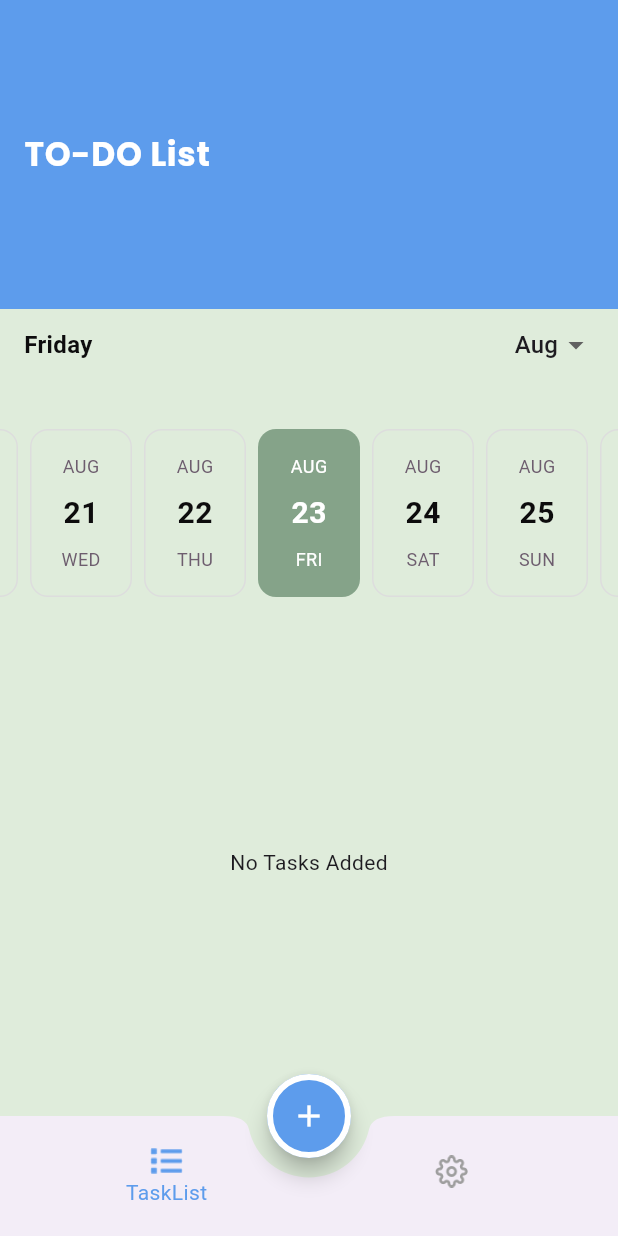
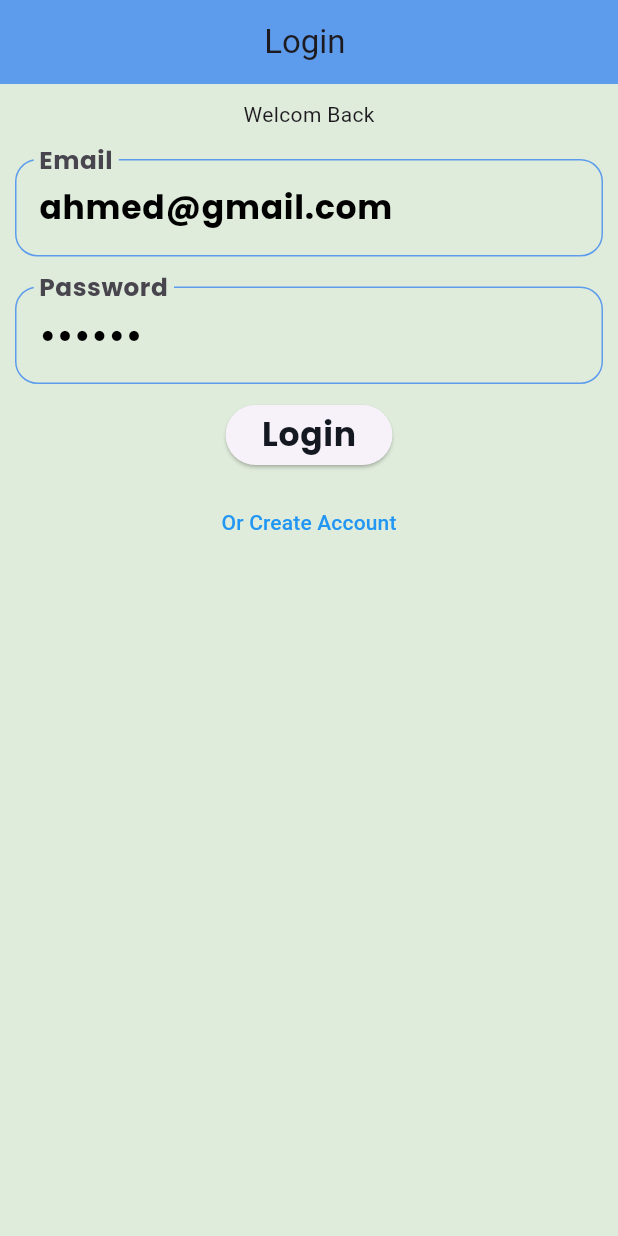
Before and after one commit to Ahmed4r/TODO, a Flutter app: the screen it shows after launch, on a phone screen of 412 x 824 dp. Run offline on Flutter 3.47's test engine with Material 3 defaults, Android fonts, the phone set to English and light mode, and no system bars; drawn by our look-alikes of easy_date_timeline; our stand-ins replace cloud_firestore, firebase_auth, firebase_core, flutter_slidable, google_fonts; accounts and stored records are empty; generated files the repository leaves out were written again.

Commit message:
delete and add with auth also

```diff
--- /dev/null
+++ b/devtools_options.yaml
@@ -0,0 +1,3 @@
+description: This file stores settings for Dart & Flutter DevTools.
+documentation: https://docs.flutter.dev/tools/devtools/extensions#configure-extension-enablement-states
+extensions:
--- a/lib/main.dart
+++ b/lib/main.dart
@@ -6,8 +6,10 @@ import 'package:provider/provider.dart';
 import 'package:todolist/providers/app_config_provider.dart';
 import 'package:todolist/providers/list_provider.dart';
 import 'package:todolist/screens/homepage.dart';
+import 'package:todolist/screens/login.dart';
+import 'package:todolist/screens/register_screen.dart';
 import 'package:todolist/themeData.dart';
-
+import 'package:firebase_auth/firebase_auth.dart';
 void main() async {
   WidgetsFlutterBinding.ensureInitialized();
   await Firebase.initializeApp(
@@ -44,8 +46,10 @@ class TodoList extends StatelessWidget {
       themeMode: provider.appTheme,
       theme: MyThemeData.ligthTheme,
       darkTheme: MyThemeData.darkTheme,
-      initialRoute: Homepage.routeName,
+      initialRoute: LoginScreen.routeName,
       routes: {
+        LoginScreen.routeName: (context) => LoginScreen(),
+        RegisterScreen.routeName: (context) => RegisterScreen(),
         Homepage.routeName: (context) => Homepage(),
       },
       debugShowCheckedModeBanner: false,
--- a/lib/model/task.dart
+++ b/lib/model/task.dart
@@ -7,32 +7,33 @@ class Task {
   String description;
   DateTime dateTime;
   bool isDone;
-  Task(
-      {this.id = '',
-      required this.title,
-      required this.description,
-      required this.dateTime,
-      this.isDone = false});
 
-  // obj => json
+  Task({
+    this.id = '',
+    required this.title,
+    required this.description,
+    required this.dateTime,
+    this.isDone = false,
+  });
 
-  Map<String, dynamic> ToFirestore() {
+  // Convert object to Firestore-compatible map
+  Map<String, dynamic> toFirestore() {
     return {
       'id': id,
       'title': title,
       'description': description,
-      'dateTime': dateTime.millisecondsSinceEpoch,
-      'isDone': isDone
+      'dateTime': Timestamp.fromDate(dateTime), // Convert DateTime to Timestamp
+      'isDone': isDone,
     };
   }
 
-  Task.FromFireStore(Map<String, dynamic> data)
-      : this(
-            id: data['id'] as String,
-            title: data['title'],
-            dateTime: data['dateTime'] != null
-                ? DateTime.fromMillisecondsSinceEpoch(data['dateTime'])
-                : DateTime.now(),
-            description: data['description'],
-            isDone: data['isDone']);
+  // Create object from Firestore map
+  Task.fromFirestore(Map<String, dynamic> data)
+      : id = data['id'] ?? '',
+        title = data['title'] ?? '',
+        description = data['description'] ?? '',
+        dateTime = data['dateTime'] is Timestamp
+            ? (data['dateTime'] as Timestamp).toDate()
+            : DateTime.now(), // Convert Timestamp to DateTime
+        isDone = data['isDone'] ?? false;
 }
--- /dev/null
+++ b/lib/screens/login.dart
@@ -0,0 +1,132 @@
+import 'package:firebase_auth/firebase_auth.dart';
+import 'package:flutter/material.dart';
+import 'package:todolist/appcolor.dart';
+import 'package:todolist/screens/homepage.dart';
+import 'package:todolist/screens/regCat.dart';
+import 'package:todolist/screens/register_screen.dart';
+
+class LoginScreen extends StatefulWidget {
+  static const String routeName = 'Login';
+
+  LoginScreen({super.key});
+
+  @override
+  State<LoginScreen> createState() => _LoginScreenState();
+}
+
+class _LoginScreenState extends State<LoginScreen> {
+  TextEditingController EmailController = TextEditingController(text: "ahmed@gmail.com");
+
+  TextEditingController PasswordController = TextEditingController(text: "123456");
+
+  var formKey = GlobalKey<FormState>();
+
+  @override
+  Widget build(BuildContext context) {
+    return Scaffold(
+        appBar: AppBar(
+          title: Text("Login "),
+          centerTitle: true,
+        ),
+        body: SingleChildScrollView(
+          child: Column(
+            crossAxisAlignment: CrossAxisAlignment.stretch,
+            children: [
+              Form(
+                key: formKey,
+                child: Column(
+                  children: [
+                    Padding(
+                      padding: const EdgeInsets.all(10.0),
+                      child: Text("Welcom Back"),
+                    ),
+                    CustomTextFormField(
+                      keyboardType: TextInputType.emailAddress,
+                      controller: EmailController,
+                      label: "Email",
+                      validator: (email) {
+                        if (email == null || email.trim().isEmpty) {
+                          return 'Please enter your Email';
+                        }
+
+                        final bool emailValid = RegExp(
+                                r"^[a-zA-Z0-9.a-zA-Z0-9.!#$%&'*+-/=?^_`{|}~]+@[a-zA-Z0-9]+\.[a-zA-Z]+")
+                            .hasMatch(email);
+                        if (!emailValid) {
+                          print('Invalid Email');
+                        }
+
+                        return null;
+                      },
+                    ),
+                    CustomTextFormField(
+                      keyboardType: TextInputType.phone,
+                      securedText: true,
+                      controller: PasswordController,
+                      label: "Password",
+                      validator: (text) {
+                        if (text == null || text.trim().isEmpty) {
+                          return 'Please enter your Password';
+                        }
+                        if (text.length < 6) {
+                          return "Password must be at least 6 chars";
+                        }
+                        return null;
+                      },
+                    ),
+                    ElevatedButton(
+                        onPressed: () {
+                          Loginfunc();
+                        },
+                        child: Text(
+                          "Login",
+                          style: Theme.of(context)
+                              .textTheme
+                              .bodyLarge!
+                              .copyWith(color: Appcolors.blackColorCategory),
+                        )),
+                    Padding(
+                      padding: EdgeInsets.all(10),
+                      child: TextButton(
+                          onPressed: () {
+                            Navigator.of(context)
+                                .pushNamed(RegisterScreen.routeName);
+                          },
+                          child: Text('Or Create Account',
+                              style: TextStyle(color: Colors.blue))),
+                    ),
+                  ],
+                ),
+              )
+            ],
+          ),
+        ));
+  }
+
+  void Loginfunc() async {
+    if (formKey.currentState!.validate() == true) {
+      try {
+        final credential = await FirebaseAuth.instance
+            .signInWithEmailAndPassword(
+                email: EmailController.text, password: PasswordController.text);
+        print(credential.user?.uid ?? "");
+        ScaffoldMessenger.of(context).showSnackBar(
+            SnackBar(content: Text('signed in as ${EmailController.text}')));
+        Navigator.pushNamed(context, Homepage.routeName);
+      } on FirebaseAuthException catch (e) {
+        if (e.code == 'user-not-found') {
+          ScaffoldMessenger.of(context).showSnackBar(
+              SnackBar(content: Text('No user found for that email.')));
+        } else if (e.code == 'wrong-password') {
+          ScaffoldMessenger.of(context).showSnackBar(SnackBar(
+              content: Text('Wrong password provided for that user.')));
+        } else if (e.code == 'invalid-credential') {
+          ScaffoldMessenger.of(context).showSnackBar(SnackBar(
+              content: Text('auth credential is inccorrect or not found .')));
+        }
+      } catch (e) {
+        print(e);
+      }
+    }
+  }
+}
--- /dev/null
+++ b/lib/screens/regCat.dart
@@ -0,0 +1,46 @@
+import 'package:flutter/material.dart';
+import 'package:todolist/appcolor.dart';
+
+typedef MyValidator = String? Function(String?);
+
+class CustomTextFormField extends StatelessWidget {
+  String label;
+  MyValidator validator;
+  bool securedText;
+  TextEditingController controller;
+  TextInputType keyboardType;
+  CustomTextFormField(
+      {this.securedText = false,
+      this.keyboardType = TextInputType.text,
+      required this.label,
+      required this.controller,
+      required this.validator});
+
+  @override
+  Widget build(BuildContext context) {
+    return Padding(
+      padding: const EdgeInsets.all(10.0),
+      child: TextFormField(
+        style: TextStyle(color: Colors.black),
+        validator: validator,
+        obscureText: securedText,
+        controller: controller,
+        decoration: InputDecoration(
+            errorMaxLines: 2,
+            labelText: label,
+            focusedErrorBorder: OutlineInputBorder(
+                borderRadius: BorderRadius.circular(15),
+                borderSide: BorderSide(color: Appcolors.redColor)),
+            errorBorder: OutlineInputBorder(
+                borderRadius: BorderRadius.circular(15),
+                borderSide: BorderSide(color: Appcolors.redColor)),
+            focusedBorder: OutlineInputBorder(
+                borderRadius: BorderRadius.circular(15),
+                borderSide: BorderSide(color: Appcolors.blueColor)),
+            enabledBorder: OutlineInputBorder(
+                borderRadius: BorderRadius.circular(15),
+                borderSide: BorderSide(color: Appcolors.blueColor))),
+      ),
+    );
+  }
+}
--- a/lib/screens/taskSheet.dart
+++ b/lib/screens/taskSheet.dart
@@ -121,6 +121,7 @@ class _TasksheetState extends State<Tasksheet> {
         Duration(seconds: 1),
         onTimeout: () {
           print('task added succesffully');
+
           listprovider.getAllTaskFromFireStore();
           Navigator.pop(context);
         },
--- a/pubspec.yaml
+++ b/pubspec.yaml
@@ -36,16 +36,14 @@ dependencies:
     sdk: flutter
   intl: any
   provider: ^6.1.2
-
-
-
-
   # The following adds the Cupertino Icons font to your application.
   # Use with the CupertinoIcons class for iOS style icons.
   cupertino_icons: ^1.0.6
   easy_date_timeline: ^1.1.3
   firebase_core: ^2.24.2
   cloud_firestore: ^4.14.0
+  firebase_auth: ^4.16.0
+  google_sign_in: ^6.2.1
 
 dev_dependencies:
   flutter_test:
```
Also changed, not shown: lib/firebase/firebase_utils.dart (+9 -2 lines), lib/providers/list_provider.dart (+7 -3 lines), lib/screens/editTask.dart (+6 -2 lines), lib/screens/register_screen.dart (added, +142 -0 lines), lib/screens/tasks.dart (+24 -11 lines), lib/firebase/verifyemailandpass.dart (added), pubspec.lock, 6 other files.
